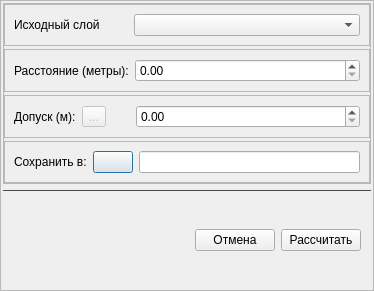
The window that ui/geosoperationform.ui (Doggerr111/vrsa-gis) describes before a commit, drawn with Qt 5.
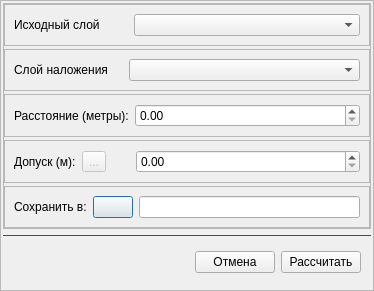
The same window after the commit. Icons and pictures are not drawn. Custom widgets are drawn as their Qt base class.

Diff of the .ui file:
```diff
--- a/ui/geosoperationform.ui
+++ b/ui/geosoperationform.ui
@@ -127,6 +127,50 @@
            </layout>
           </widget>
          </item>
+         <item>
+          <widget class="QFrame" name="frameOverlayInput">
+           <property name="frameShape">
+            <enum>QFrame::StyledPanel</enum>
+           </property>
+           <property name="frameShadow">
+            <enum>QFrame::Raised</enum>
+           </property>
+           <layout class="QHBoxLayout" name="horizontalLayout_5">
+            <item>
+             <widget class="QLabel" name="label_5">
+              <property name="sizePolicy">
+               <sizepolicy hsizetype="Maximum" vsizetype="Preferred">
+                <horstretch>0</horstretch>
+                <verstretch>0</verstretch>
+               </sizepolicy>
+              </property>
+              <property name="text">
+               <string>Слой наложения</string>
+              </property>
+             </widget>
+            </item>
+            <item>
+             <spacer name="horizontalSpacer_4">
+              <property name="orientation">
+               <enum>Qt::Horizontal</enum>
+              </property>
+              <property name="sizeType">
+               <enum>QSizePolicy::Maximum</enum>
+              </property>
+              <property name="sizeHint" stdset="0">
+               <size>
+                <width>15</width>
+                <height>20</height>
+               </size>
+              </property>
+             </spacer>
+            </item>
+            <item>
+             <widget class="QComboBox" name="comboBoxSecondInputLayer"/>
+            </item>
+           </layout>
+          </widget>
+         </item>
          <item>
           <widget class="QFrame" name="frameDistanceMeters">
            <property name="frameShape">
```
